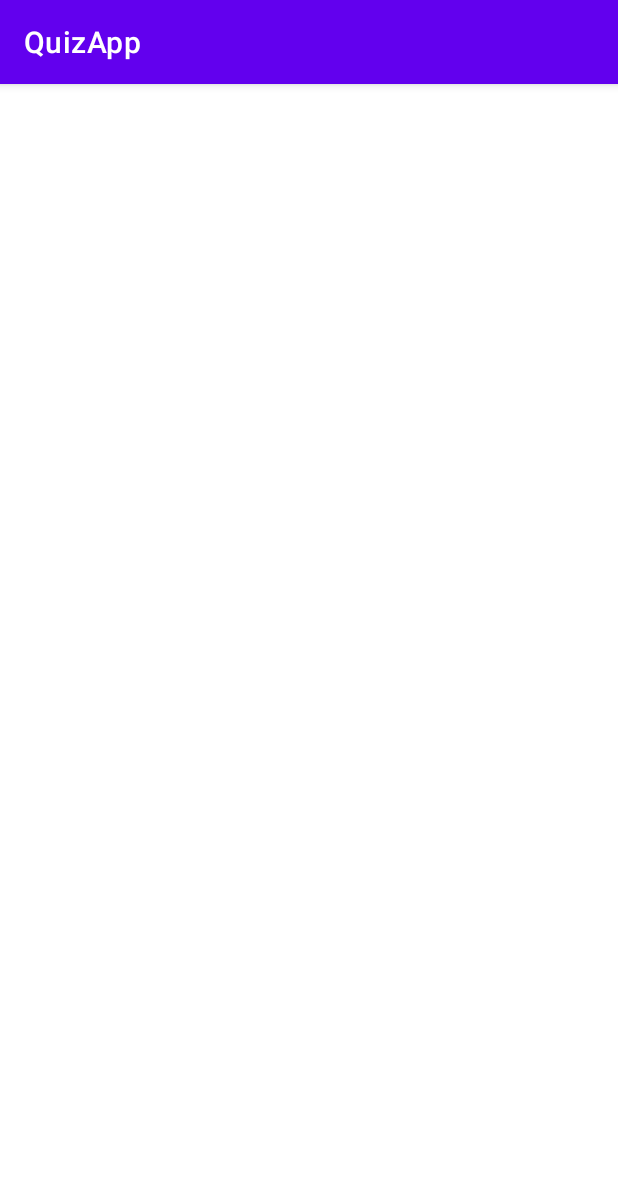
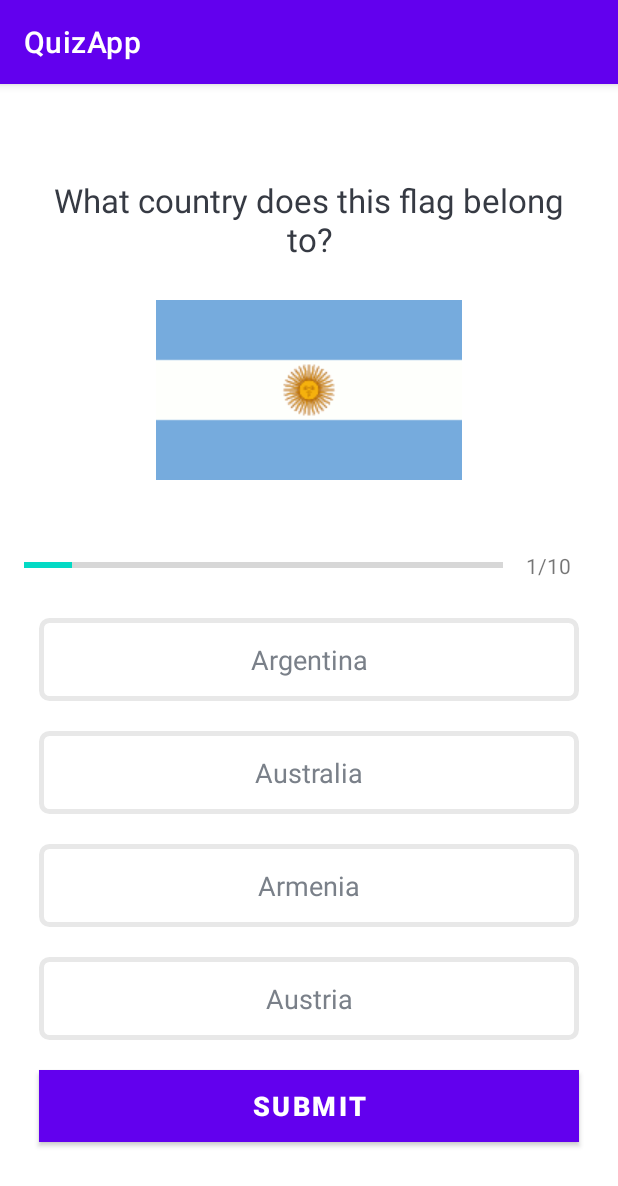
Before and after one commit to viktor-st-spb/QuizApp, an Android app: the QuizQuestionsActivity screen opened directly, with no data from a screen before it, on a phone screen of 412 x 824 dp. Shown: the top 1186 px of the screen. Run offline under Robolectric (Android 15) with nearby library versions, the phone set to English and light mode, and no system bars.

Commit message:
Set up the question UI and connect the UI to the model

```diff
--- a/app/src/main/java/com/example/quizapp/QuizQuestionsActivity.kt
+++ b/app/src/main/java/com/example/quizapp/QuizQuestionsActivity.kt
@@ -3,6 +3,7 @@ package com.example.quizapp
 import androidx.appcompat.app.AppCompatActivity
 import android.os.Bundle
 import android.util.Log
+import kotlinx.android.synthetic.main.activity_quiz_questions.*
 
 class QuizQuestionsActivity : AppCompatActivity() {
     override fun onCreate(savedInstanceState: Bundle?) {
@@ -11,5 +12,18 @@ class QuizQuestionsActivity : AppCompatActivity() {
 
         val questionsList = Constants.getQuestions()
         Log.i("Questions Size", "${questionsList.size}")
+
+        val currentPosition = 1
+        val question: Question = questionsList[currentPosition - 1]
+
+        progressBar.progress = currentPosition
+        tv_progress.text = "$currentPosition" + "/" + progressBar.max
+
+        tv_question.text = question.question
+        iv_image.setImageResource((question.image))
+        tv_option_one.text = question.optionOne
+        tv_option_two.text = question.optionTwo
+        tv_option_three.text = question.optionThree
+        tv_option_four.text = question.optionFour
     }
 }
--- /dev/null
+++ b/app/src/main/res/drawable/default_option_border_bg.xml
@@ -0,0 +1,12 @@
+<?xml version="1.0" encoding="utf-8"?>
+<shape xmlns:android="http://schemas.android.com/apk/res/android"
+    android:shape="rectangle">
+
+    <stroke
+        android:width="3dp"
+        android:color="#E8E8E8"/>
+    <solid
+        android:color="@android:color/white"/>
+    <corners
+        android:radius="5dp"/>
+</shape>
--- a/app/src/main/res/layout/activity_quiz_questions.xml
+++ b/app/src/main/res/layout/activity_quiz_questions.xml
@@ -1,9 +1,135 @@
 <?xml version="1.0" encoding="utf-8"?>
-<androidx.constraintlayout.widget.ConstraintLayout xmlns:android="http://schemas.android.com/apk/res/android"
+<androidx.core.widget.NestedScrollView xmlns:android="http://schemas.android.com/apk/res/android"
     xmlns:app="http://schemas.android.com/apk/res-auto"
     xmlns:tools="http://schemas.android.com/tools"
     android:layout_width="match_parent"
     android:layout_height="match_parent"
+    android:fillViewport="true"
     tools:context=".QuizQuestionsActivity">
 
-</androidx.constraintlayout.widget.ConstraintLayout>
+    <LinearLayout
+        android:layout_width="match_parent"
+        android:layout_height="wrap_content"
+        android:gravity="center"
+        android:orientation="vertical"
+        android:padding="16dp">
+
+        <TextView
+            android:id="@+id/tv_question"
+            android:layout_width="match_parent"
+            android:layout_height="wrap_content"
+            android:layout_margin="10dp"
+            android:gravity="center"
+            android:text="What country does this flag belong to?"
+            android:textColor="@color/my_color"
+            android:textSize="22sp" />
+
+        <ImageView
+            android:id="@+id/iv_image"
+            android:layout_width="wrap_content"
+            android:layout_height="wrap_content"
+            android:layout_margin="16dp"
+            android:src="@drawable/ic_flag_of_argentina" />
+
+        <LinearLayout
+            android:id="@+id/ll_progress_details"
+            android:layout_width="match_parent"
+            android:layout_height="wrap_content"
+            android:layout_marginTop="16dp"
+            android:gravity="center_vertical"
+            android:orientation="horizontal">
+
+            <ProgressBar
+                android:id="@+id/progressBar"
+                style="?android:attr/progressBarStyleHorizontal"
+                android:layout_width="0dp"
+                android:layout_height="wrap_content"
+                android:layout_weight="1"
+                android:indeterminate="false"
+                android:max="10"
+                android:minHeight="50dp"
+                android:progress="0" />
+
+            <TextView
+                android:id="@+id/tv_progress"
+                android:layout_width="wrap_content"
+                android:layout_height="wrap_content"
+                android:gravity="center"
+                android:padding="15dp"
+                android:text="0/10"
+                android:textColorHint="#7A8089"
+                android:textSize="14sp" />
+        </LinearLayout>
+
+        <TextView
+            android:id="@+id/tv_option_one"
+            android:layout_width="match_parent"
+            android:layout_height="wrap_content"
+            android:layout_margin="10dp"
+            android:background="@drawable/default_option_border_bg"
+            android:gravity="center"
+            android:padding="15dp"
+            android:textColor="#7A8089"
+            android:textSize="18sp"
+            tools:text="Apple" />
+
+        <TextView
+            android:id="@+id/tv_option_two"
+            android:layout_width="match_parent"
+            android:layout_height="wrap_content"
+            android:layout_marginStart="10dp"
+            android:layout_marginTop="10dp"
+            android:layout_marginEnd="10dp"
+            android:layout_marginBottom="10dp"
+            android:background="@drawable/default_option_border_bg"
+            android:gravity="center"
+            android:padding="15dp"
+            android:textColor="#7A8089"
+            android:textSize="18sp"
+            tools:text="Google" />
+
+        <TextView
+            android:id="@+id/tv_option_three"
+            android:layout_width="match_parent"
+            android:layout_height="wrap_content"
+            android:layout_marginStart="10dp"
+            android:layout_marginTop="10dp"
+            android:layout_marginEnd="10dp"
+            android:layout_marginBottom="10dp"
+            android:background="@drawable/default_option_border_bg"
+            android:gravity="center"
+            android:padding="15dp"
+            android:textColor="#7A8089"
+            android:textSize="18sp"
+            tools:text="Android Inc." />
+
+        <TextView
+            android:id="@+id/tv_option_four"
+            android:layout_width="match_parent"
+            android:layout_height="wrap_content"
+            android:layout_marginStart="10dp"
+            android:layout_marginTop="10dp"
+            android:layout_marginEnd="10dp"
+            android:layout_marginBottom="10dp"
+            android:background="@drawable/default_option_border_bg"
+            android:gravity="center"
+            android:padding="15dp"
+            android:textColor="#7A8089"
+            android:textSize="18sp"
+            tools:text="Nokia" />
+
+        <Button
+            android:id="@+id/btn_submit"
+            android:layout_width="match_parent"
+            android:layout_height="wrap_content"
+            android:layout_margin="10dp"
+            android:background="@color/design_default_color_primary"
+            android:text="SUBMIT"
+            android:textColor="@color/white"
+            android:textSize="18sp"
+            android:textStyle="bold" />
+
+
+    </LinearLayout>
+
+</androidx.core.widget.NestedScrollView>
--- a/app/src/main/res/values/colors.xml
+++ b/app/src/main/res/values/colors.xml
@@ -7,4 +7,5 @@
     <color name="teal_700">#FF018786</color>
     <color name="black">#FF000000</color>
     <color name="white">#FFFFFFFF</color>
+    <color name="my_color">#363A43</color>
 </resources>
```
